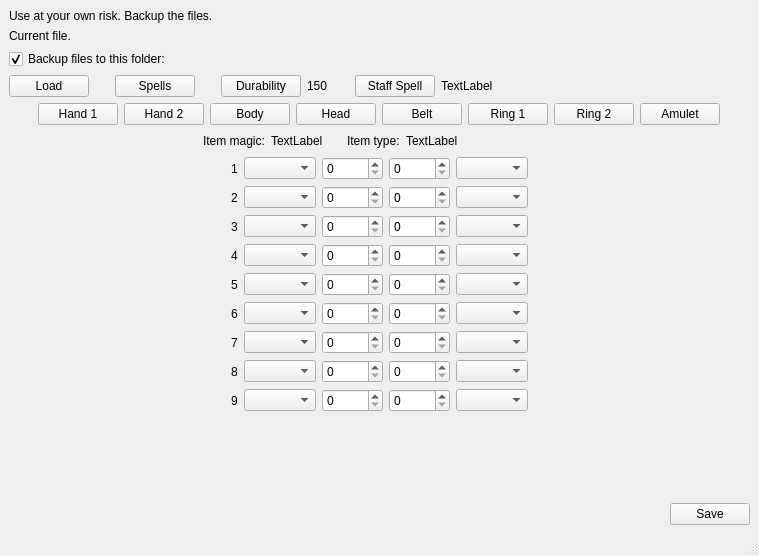
Qt form gui/mainwindow.ui (procopius-magnus/belzebubchr) before a commit.
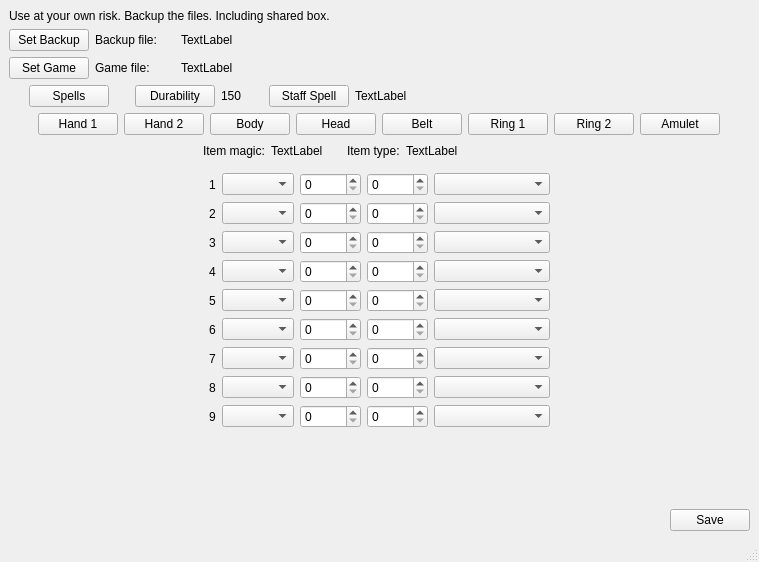
The same form after that commit.

```diff
--- a/gui/mainwindow.ui
+++ b/gui/mainwindow.ui
@@ -7,7 +7,7 @@
     <x>0</x>
     <y>0</y>
     <width>759</width>
-    <height>556</height>
+    <height>562</height>
    </rect>
   </property>
   <property name="windowTitle">
@@ -18,36 +18,100 @@
     <item>
      <widget class="QLabel" name="label">
       <property name="text">
-       <string>Use at your own risk. Backup the files.</string>
+       <string>Use at your own risk. Backup the files. Including shared box.</string>
       </property>
      </widget>
     </item>
     <item>
-     <widget class="QLabel" name="labelCurrentFile">
-      <property name="text">
-       <string>Current file.</string>
-      </property>
-     </widget>
+     <layout class="QHBoxLayout" name="horizontalLayout_6">
+      <item>
+       <widget class="QPushButton" name="pushBackup">
+        <property name="text">
+         <string>Set Backup</string>
+        </property>
+       </widget>
+      </item>
+      <item>
+       <widget class="QLabel" name="label_3">
+        <property name="minimumSize">
+         <size>
+          <width>80</width>
+          <height>0</height>
+         </size>
+        </property>
+        <property name="text">
+         <string>Backup file:</string>
+        </property>
+       </widget>
+      </item>
+      <item>
+       <widget class="QLabel" name="labelBackupFile">
+        <property name="text">
+         <string>TextLabel</string>
+        </property>
+       </widget>
+      </item>
+      <item>
+       <spacer name="horizontalSpacer_13">
+        <property name="orientation">
+         <enum>Qt::Horizontal</enum>
+        </property>
+        <property name="sizeHint" stdset="0">
+         <size>
+          <width>40</width>
+          <height>20</height>
+         </size>
+        </property>
+       </spacer>
+      </item>
+     </layout>
     </item>
     <item>
-     <widget class="QCheckBox" name="checkBackup">
-      <property name="text">
-       <string>Backup files to this folder:</string>
-      </property>
-      <property name="checked">
-       <bool>true</bool>
-      </property>
-     </widget>
+     <layout class="QHBoxLayout" name="horizontalLayout_7">
+      <item>
+       <widget class="QPushButton" name="pushGame">
+        <property name="text">
+         <string>Set Game</string>
+        </property>
+       </widget>
+      </item>
+      <item>
+       <widget class="QLabel" name="label_5">
+        <property name="minimumSize">
+         <size>
+          <width>80</width>
+          <height>0</height>
+         </size>
+        </property>
+        <property name="text">
+         <string>Game file:</string>
+        </property>
+       </widget>
+      </item>
+      <item>
+       <widget class="QLabel" name="labelGameFile">
+        <property name="text">
+         <string>TextLabel</string>
+        </property>
+       </widget>
+      </item>
+      <item>
+       <spacer name="horizontalSpacer_14">
+        <property name="orientation">
+         <enum>Qt::Horizontal</enum>
+        </property>
+        <property name="sizeHint" stdset="0">
+         <size>
+          <width>40</width>
+          <height>20</height>
+         </size>
+        </property>
+       </spacer>
+      </item>
+     </layout>
     </item>
     <item>
      <layout class="QHBoxLayout" name="horizontalLayout_2">
-      <item>
-       <widget class="QPushButton" name="pushLoad">
-        <property name="text">
-         <string>Load</string>
-        </property>
-       </widget>
-      </item>
       <item>
        <spacer name="horizontalSpacer_3">
         <property name="orientation">
@@ -341,193 +405,258 @@
       </item>
       <item>
        <layout class="QGridLayout" name="gridLayout">
-        <item row="0" column="1">
-         <widget class="QComboBox" name="combo1"/>
+        <item row="7" column="4">
+         <widget class="QComboBox" name="comboValue7"/>
+        </item>
+        <item row="4" column="1">
+         <widget class="QComboBox" name="combo4"/>
+        </item>
+        <item row="4" column="4">
+         <widget class="QComboBox" name="comboValue4"/>
+        </item>
+        <item row="2" column="4">
+         <widget class="QComboBox" name="comboValue2"/>
+        </item>
+        <item row="4" column="3">
+         <widget class="QSpinBox" name="spin42"/>
+        </item>
+        <item row="1" column="3">
+         <widget class="QSpinBox" name="spin12">
+          <property name="minimumSize">
+           <size>
+            <width>61</width>
+            <height>0</height>
+           </size>
+          </property>
+         </widget>
+        </item>
+        <item row="6" column="1">
+         <widget class="QComboBox" name="combo6"/>
         </item>
         <item row="2" column="0">
-         <widget class="QLabel" name="label3">
-          <property name="text">
-           <string>3</string>
-          </property>
-         </widget>
-        </item>
-        <item row="1" column="0">
          <widget class="QLabel" name="label2">
           <property name="text">
            <string>2</string>
           </property>
          </widget>
         </item>
-        <item row="2" column="1">
-         <widget class="QComboBox" name="combo3"/>
-        </item>
-        <item row="0" column="4">
-         <widget class="QComboBox" name="comboValue1"/>
-        </item>
-        <item row="4" column="0">
-         <widget class="QLabel" name="label5">
-          <property name="text">
-           <string>5</string>
-          </property>
-         </widget>
-        </item>
-        <item row="1" column="1">
-         <widget class="QComboBox" name="combo2"/>
-        </item>
-        <item row="7" column="1">
-         <widget class="QComboBox" name="combo8"/>
-        </item>
-        <item row="5" column="0">
-         <widget class="QLabel" name="label6">
-          <property name="text">
-           <string>6</string>
-          </property>
-         </widget>
-        </item>
-        <item row="0" column="0">
+        <item row="1" column="0">
          <widget class="QLabel" name="label1">
           <property name="text">
            <string>1</string>
           </property>
          </widget>
         </item>
-        <item row="0" column="2">
-         <widget class="QSpinBox" name="spin11">
-          <property name="minimumSize">
-           <size>
-            <width>61</width>
-            <height>0</height>
-           </size>
-          </property>
-          <property name="maximum">
-           <number>1</number>
-          </property>
-         </widget>
+        <item row="7" column="1">
+         <widget class="QComboBox" name="combo7"/>
         </item>
-        <item row="1" column="4">
-         <widget class="QComboBox" name="comboValue2"/>
+        <item row="6" column="2">
+         <widget class="QSpinBox" name="spin61"/>
         </item>
-        <item row="7" column="0">
-         <widget class="QLabel" name="label8">
-          <property name="text">
-           <string>8</string>
-          </property>
-         </widget>
+        <item row="2" column="1">
+         <widget class="QComboBox" name="combo2"/>
         </item>
-        <item row="8" column="0">
+        <item row="4" column="2">
+         <widget class="QSpinBox" name="spin41"/>
+        </item>
+        <item row="1" column="1">
+         <widget class="QComboBox" name="combo1"/>
+        </item>
+        <item row="7" column="2">
+         <widget class="QSpinBox" name="spin71"/>
+        </item>
+        <item row="9" column="0">
          <widget class="QLabel" name="label9">
           <property name="text">
            <string>9</string>
           </property>
          </widget>
         </item>
+        <item row="6" column="3">
+         <widget class="QSpinBox" name="spin62"/>
+        </item>
         <item row="5" column="1">
-         <widget class="QComboBox" name="combo6"/>
-        </item>
-        <item row="6" column="1">
-         <widget class="QComboBox" name="combo7"/>
-        </item>
-        <item row="3" column="1">
-         <widget class="QComboBox" name="combo4"/>
-        </item>
-        <item row="4" column="1">
          <widget class="QComboBox" name="combo5"/>
         </item>
-        <item row="6" column="0">
+        <item row="2" column="2">
+         <widget class="QSpinBox" name="spin21"/>
+        </item>
+        <item row="9" column="1">
+         <widget class="QComboBox" name="combo9"/>
+        </item>
+        <item row="1" column="4">
+         <widget class="QComboBox" name="comboValue1"/>
+        </item>
+        <item row="7" column="0">
          <widget class="QLabel" name="label7">
           <property name="text">
            <string>7</string>
           </property>
          </widget>
         </item>
-        <item row="0" column="3">
-         <widget class="QSpinBox" name="spin12">
-          <property name="minimumSize">
-           <size>
-            <width>61</width>
-            <height>0</height>
-           </size>
+        <item row="6" column="0">
+         <widget class="QLabel" name="label6">
+          <property name="text">
+           <string>6</string>
           </property>
          </widget>
         </item>
+        <item row="9" column="4">
+         <widget class="QComboBox" name="comboValue9"/>
+        </item>
+        <item row="8" column="4">
+         <widget class="QComboBox" name="comboValue8"/>
+        </item>
+        <item row="2" column="3">
+         <widget class="QSpinBox" name="spin22"/>
+        </item>
+        <item row="3" column="1">
+         <widget class="QComboBox" name="combo3"/>
+        </item>
+        <item row="6" column="4">
+         <widget class="QComboBox" name="comboValue6"/>
+        </item>
+        <item row="7" column="3">
+         <widget class="QSpinBox" name="spin72"/>
+        </item>
+        <item row="5" column="2">
+         <widget class="QSpinBox" name="spin51"/>
+        </item>
+        <item row="3" column="2">
+         <widget class="QSpinBox" name="spin31"/>
+        </item>
+        <item row="3" column="4">
+         <widget class="QComboBox" name="comboValue3"/>
+        </item>
+        <item row="8" column="0">
+         <widget class="QLabel" name="label8">
+          <property name="text">
+           <string>8</string>
+          </property>
+         </widget>
+        </item>
+        <item row="9" column="3">
+         <widget class="QSpinBox" name="spin92"/>
+        </item>
+        <item row="5" column="4">
+         <widget class="QComboBox" name="comboValue5"/>
+        </item>
         <item row="3" column="0">
+         <widget class="QLabel" name="label3">
+          <property name="text">
+           <string>3</string>
+          </property>
+         </widget>
+        </item>
+        <item row="4" column="0">
          <widget class="QLabel" name="label4">
           <property name="text">
            <string>4</string>
           </property>
          </widget>
         </item>
-        <item row="8" column="1">
-         <widget class="QComboBox" name="combo9"/>
-        </item>
-        <item row="2" column="4">
-         <widget class="QComboBox" name="comboValue3"/>
-        </item>
-        <item row="3" column="4">
-         <widget class="QComboBox" name="comboValue4"/>
-        </item>
-        <item row="4" column="4">
-         <widget class="QComboBox" name="comboValue5"/>
-        </item>
-        <item row="5" column="4">
-         <widget class="QComboBox" name="comboValue6"/>
-        </item>
-        <item row="6" column="4">
-         <widget class="QComboBox" name="comboValue7"/>
-        </item>
-        <item row="7" column="4">
-         <widget class="QComboBox" name="comboValue8"/>
-        </item>
-        <item row="8" column="4">
-         <widget class="QComboBox" name="comboValue9"/>
+        <item row="5" column="0">
+         <widget class="QLabel" name="label5">
+          <property name="text">
+           <string>5</string>
+          </property>
+         </widget>
         </item>
         <item row="1" column="2">
-         <widget class="QSpinBox" name="spin21"/>
+         <widget class="QSpinBox" name="spin11">
+          <property name="minimumSize">
+           <size>
+            <width>61</width>
+            <height>0</height>
+           </size>
+          </property>
+          <property name="maximum">
+           <number>1</number>
+          </property>
+         </widget>
         </item>
-        <item row="1" column="3">
-         <widget class="QSpinBox" name="spin22"/>
-        </item>
-        <item row="2" column="2">
-         <widget class="QSpinBox" name="spin31"/>
-        </item>
-        <item row="2" column="3">
-         <widget class="QSpinBox" name="spin32"/>
-        </item>
-        <item row="3" column="2">
-         <widget class="QSpinBox" name="spin41"/>
+        <item row="8" column="3">
+         <widget class="QSpinBox" name="spin82"/>
         </item>
         <item row="3" column="3">
-         <widget class="QSpinBox" name="spin42"/>
-        </item>
-        <item row="4" column="2">
-         <widget class="QSpinBox" name="spin51"/>
-        </item>
-        <item row="4" column="3">
-         <widget class="QSpinBox" name="spin52"/>
-        </item>
-        <item row="5" column="2">
-         <widget class="QSpinBox" name="spin61"/>
+         <widget class="QSpinBox" name="spin32"/>
         </item>
         <item row="5" column="3">
-         <widget class="QSpinBox" name="spin62"/>
+         <widget class="QSpinBox" name="spin52"/>
         </item>
-        <item row="6" column="2">
-         <widget class="QSpinBox" name="spin71"/>
-        </item>
-        <item row="6" column="3">
-         <widget class="QSpinBox" name="spin72"/>
-        </item>
-        <item row="7" column="2">
-         <widget class="QSpinBox" name="spin81"/>
-        </item>
-        <item row="7" column="3">
-         <widget class="QSpinBox" name="spin82"/>
+        <item row="8" column="1">
+         <widget class="QComboBox" name="combo8"/>
         </item>
         <item row="8" column="2">
+         <widget class="QSpinBox" name="spin81"/>
+        </item>
+        <item row="9" column="2">
          <widget class="QSpinBox" name="spin91"/>
         </item>
-        <item row="8" column="3">
-         <widget class="QSpinBox" name="spin92"/>
+        <item row="0" column="2">
+         <widget class="QSpinBox" name="spinBoxH1">
+          <property name="enabled">
+           <bool>false</bool>
+          </property>
+          <property name="minimumSize">
+           <size>
+            <width>61</width>
+            <height>0</height>
+           </size>
+          </property>
+          <property name="maximumSize">
+           <size>
+            <width>16777215</width>
+            <height>0</height>
+           </size>
+          </property>
+         </widget>
+        </item>
+        <item row="0" column="3">
+         <widget class="QSpinBox" name="spinBoxH2">
+          <property name="enabled">
+           <bool>false</bool>
+          </property>
+          <property name="minimumSize">
+           <size>
+            <width>61</width>
+            <height>0</height>
+           </size>
+          </property>
+          <property name="maximumSize">
+           <size>
+            <width>16777215</width>
+            <height>0</height>
+           </size>
+          </property>
+         </widget>
+        </item>
+        <item row="0" column="4">
+         <widget class="QComboBox" name="comboBoxH1">
+          <property name="enabled">
+           <bool>false</bool>
+          </property>
+          <property name="maximumSize">
+           <size>
+            <width>16777215</width>
+            <height>0</height>
+           </size>
+          </property>
+          <property name="currentText">
+           <string>Chain Lightning</string>
+          </property>
+          <property name="currentIndex">
+           <number>0</number>
+          </property>
+          <property name="sizeAdjustPolicy">
+           <enum>QComboBox::AdjustToContents</enum>
+          </property>
+          <item>
+           <property name="text">
+            <string>Chain Lightning</string>
+           </property>
+          </item>
+         </widget>
         </item>
        </layout>
       </item>
```
Left out of the diff: 2 changed lines with no effect on the pictures.
